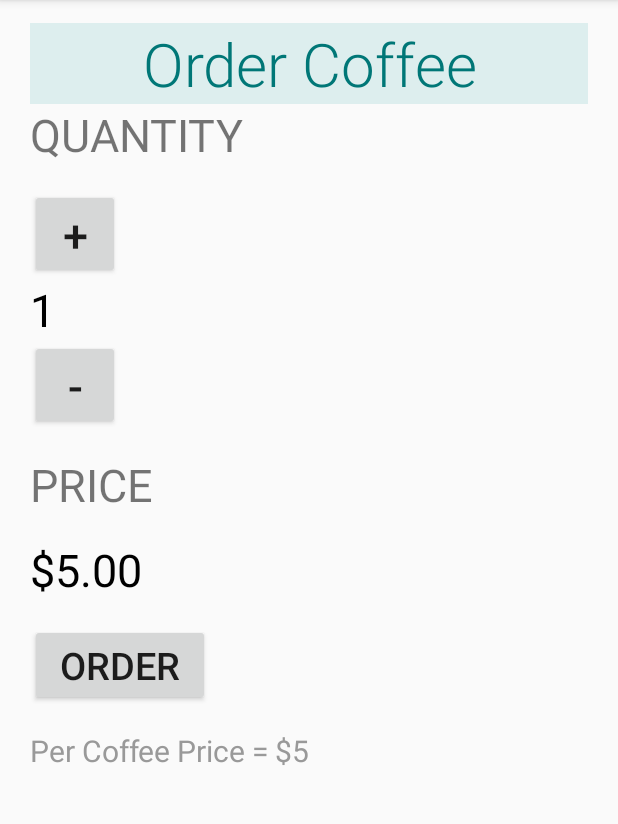
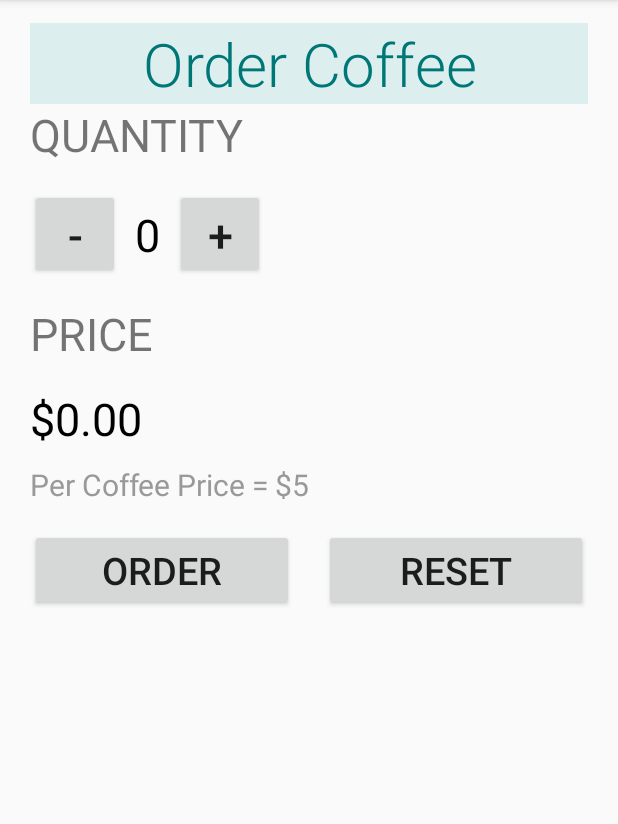
Before and after one commit to deepak9962/just-java, an Android app: the screen it shows after launch (MainActivity), on a phone screen of 412 x 824 dp, the part 84-908 px from its top. Run offline under Robolectric (Android 15) with nearby library versions, the phone set to English and light mode, and no system bars.

Commit message:
Update activity_main.xml

```diff
--- a/app/src/main/res/layout/activity_main.xml
+++ b/app/src/main/res/layout/activity_main.xml
@@ -1,113 +1,136 @@
 <?xml version="1.0" encoding="utf-8"?>
-<LinearLayout
-    xmlns:android="http://schemas.android.com/apk/res/android"
+<LinearLayout xmlns:android="http://schemas.android.com/apk/res/android"
     xmlns:tools="http://schemas.android.com/tools"
     android:layout_width="match_parent"
     android:layout_height="match_parent"
     android:orientation="vertical"
     android:paddingLeft="20dp"
+    android:paddingTop="15dp"
     android:paddingRight="20dp"
-    android:paddingTop="15dp"
     android:paddingBottom="15dp"
-    tools:context=".MainActivity"
-    >
+    tools:context=".MainActivity">
+
     <TextView
+        android:id="@+id/coffee_view"
         android:layout_width="match_parent"
         android:layout_height="wrap_content"
-        android:id="@+id/coffee_view"
-        android:text="Order Coffee"
-        android:textSize="40dp"
-        android:textColor="#077"
-        android:gravity="center_horizontal"
         android:background="#dee"
         android:fontFamily="sans-serif-light"
-        />
+        android:gravity="center_horizontal"
+        android:text="Order Coffee"
+        android:textColor="#077"
+        android:textSize="40dp" />
+
     <TextView
+        android:id="@+id/quantity"
         android:layout_width="wrap_content"
         android:layout_height="wrap_content"
-        android:id="@+id/quantity"
         android:text="quantity"
         android:textAllCaps="true"
-        android:textSize="30sp"
-        />
+        android:textSize="30sp" />
+
+    <LinearLayout
+        android:layout_width="match_parent"
+        android:layout_height="wrap_content"
+        android:layout_marginVertical="16dp"
+        android:orientation="horizontal">
+
+        <Button
+            android:id="@+id/decrease_button"
+            android:layout_width="60dp"
+            android:layout_height="60dp"
+            android:onClick="decrementValue"
+            android:text="-"
+            android:textSize="30sp" />
+
+        <TextView
+            android:id="@+id/quantity_number"
+            android:layout_width="wrap_content"
+            android:layout_height="wrap_content"
+            android:layout_marginHorizontal="10dp"
+            android:text="0"
+            android:textColor="#000"
+            android:textSize="30sp" />
 
         <Button
             android:id="@+id/increase_button"
             android:layout_width="60dp"
             android:layout_height="60dp"
+            android:onClick="incrementValue"
+            android:text="+"
+            android:textSize="30sp" />
+    </LinearLayout>
+
+    <TextView
+        android:id="@+id/price_text_view"
+        android:layout_width="wrap_content"
+        android:layout_height="wrap_content"
+        android:text="price"
+        android:textAllCaps="true"
+        android:textSize="30sp" />
+
+    <TextView
+        android:id="@+id/price_number"
+        android:layout_width="wrap_content"
+        android:layout_height="wrap_content"
         android:layout_marginTop="16dp"
-        android:text="+"
-        android:textSize="30sp"
-        android:onClick="incrementValue"
-        />
+        android:text="$0.00"
+        android:textColor="#000"
+        android:textSize="30sp" />
+
     <TextView
         android:layout_width="wrap_content"
         android:layout_height="wrap_content"
-        android:id="@+id/quantity_number"
-        android:text="1"
-        android:textSize="30sp"
-        android:textColor="#000"
-        />
+        android:layout_marginTop="10dp"
+        android:text="Per Coffee Price = $5"
+        android:textColor="#999"
+        android:textSize="20sp" />
+
+    <LinearLayout
+        android:layout_width="match_parent"
+        android:layout_height="wrap_content"
+        android:layout_marginVertical="16dp"
+        android:orientation="horizontal">
+
         <Button
-        android:layout_width="60dp"
-        android:layout_height="60dp"
-        android:id="@+id/decrease_button"
-        android:text="-"
-        android:textSize="30sp"
-        android:onClick="decrementValue"
-        />
-    <TextView
-        android:layout_width="wrap_content"
+            android:id="@+id/button_id"
+            android:layout_width="0dp"
             android:layout_height="wrap_content"
-        android:id="@+id/price_text_view"
-        android:text="price"
-        android:textSize="30sp"
-        android:layout_marginTop="16dp"
-        android:textAllCaps="true"
-        />
-    <TextView
-        android:layout_width="wrap_content"
-        android:layout_height="wrap_content"
-        android:id="@+id/price_number"
-        android:text="$5.00"
-        android:textSize="30sp"
-        android:layout_marginTop="16dp"
-        android:textColor="#000"
-        />
-    <Button
-        android:layout_width="wrap_content"
-        android:layout_height="wrap_content"
-        android:id="@+id/button_id"
-        android:text="Order"
-        android:textSize="25dp"
-        android:layout_marginTop="16dp"
+            android:layout_marginRight="10dp"
+            android:layout_weight="1"
+            android:onClick="submitOrder"
             android:paddingLeft="20dp"
             android:paddingTop="10dp"
             android:paddingRight="20dp"
             android:paddingBottom="10dp"
-        android:onClick="submitOrder"
-        />
-    <TextView
-        android:layout_width="wrap_content"
+            android:text="Order"
+            android:textSize="25dp" />
+
+        <Button
+            android:id="@+id/reset_button"
+            android:layout_width="0dp"
             android:layout_height="wrap_content"
-        android:text="Per Coffee Price = $5"
-        android:textSize="20sp"
-        android:textColor="#999"
-        android:layout_marginTop="16dp"
-        />
+            android:layout_marginLeft="10dp"
+            android:layout_weight="1"
+            android:onClick="resetButton"
+            android:paddingHorizontal="20dp"
+            android:paddingVertical="10dp"
+            android:text="Reset"
+            android:textSize="25sp" />
+    </LinearLayout>
+
     <RelativeLayout
         android:layout_width="match_parent"
-        android:layout_height="match_parent"
-        >
+        android:layout_height="match_parent">
+
         <TextView
             android:id="@+id/order_submitted"
             android:layout_width="match_parent"
             android:layout_height="wrap_content"
+            android:layout_alignParentBottom="true"
             android:fontFamily="sans-serif"
-            android:textSize="30sp"
+            android:gravity="center_horizontal"
             android:textColor="#077"
-            android:layout_alignParentBottom="true"
-            android:gravity="center_horizontal"
-            />
+            android:textSize="30sp" />
     </RelativeLayout>
 </LinearLayout>
```
Lines whose indentation alone changed are shown as unchanged.
